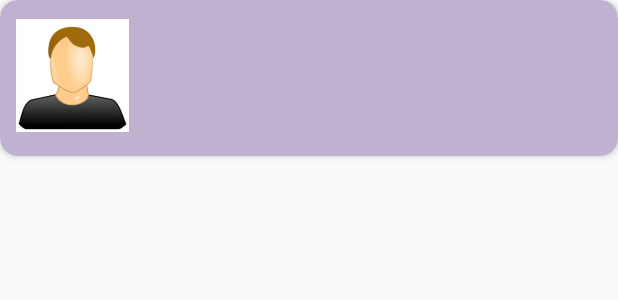
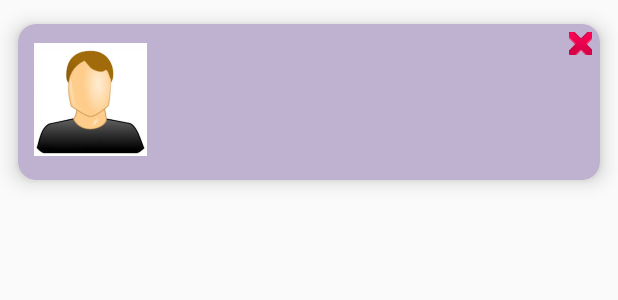
Before and after one commit to david95110/ReservationSimple, an Android app: the layout guest_item_layout.xml on its own in the app's theme, with its tools: preview values and no code run, on a phone screen of 412 x 824 dp. Shown: the top 300 px of the screen. Run offline under Robolectric (Android 15) with nearby library versions, the phone set to English and light mode, and no system bars; Roboto replaces fonts that are not available here.

```diff
--- a/app/src/main/AndroidManifest.xml
+++ b/app/src/main/AndroidManifest.xml
@@ -9,8 +9,8 @@
         android:roundIcon="@mipmap/ic_launcher_round"
         android:supportsRtl="true"
         android:theme="@style/AppTheme">
-        <activity android:name=".view.AddGuestActivity"></activity>
-        <activity android:name=".view.MainActivity">
+        <activity android:name=".view.AddGuestActivity" />
+        <activity android:name=".view.MainActivity"
             android:screenOrientation="portrait">
             <intent-filter>
                 <action android:name="android.intent.action.MAIN" />
--- a/app/src/main/res/layout/activity_main.xml
+++ b/app/src/main/res/layout/activity_main.xml
@@ -53,7 +53,7 @@
         android:layout_height="@dimen/dimen_2dp"
         android:background="@color/colorBlack"
         android:layout_marginBottom="@dimen/dimen_16dp"
-        android:layout_marginTop="@dimen/dimen_8dp"
+        android:layout_marginTop="@dimen/dimen_16dp"
         app:layout_constraintBottom_toTopOf="@id/add_guest_button" />
 
     <Button
--- a/app/src/main/res/layout/guest_item_layout.xml
+++ b/app/src/main/res/layout/guest_item_layout.xml
@@ -5,10 +5,10 @@
     android:id="@+id/card_itemview"
     android:layout_width="match_parent"
     android:layout_height="wrap_content"
-    android:layout_marginBottom="2dp"
     app:cardBackgroundColor="@color/colorPrimary"
     app:cardCornerRadius="@dimen/dimen_12dp"
-    app:cardElevation="@dimen/dimen_3dp">
+    app:cardElevation="@dimen/dimen_8dp"
+    app:cardUseCompatPadding="true">
 
     <androidx.constraintlayout.widget.ConstraintLayout
         android:layout_width="match_parent"
@@ -41,7 +41,7 @@
             android:layout_alignParentTop="true"
             android:layout_marginStart="@dimen/dimen_16dp"
             android:layout_marginEnd="@dimen/dimen_16dp"
-            app:layout_constraintEnd_toEndOf="parent"
+            app:layout_constraintEnd_toStartOf="@id/delete_imageButton"
             app:layout_constraintStart_toEndOf="@+id/card_image"
             app:layout_constraintTop_toTopOf="parent" />
 
@@ -52,9 +52,8 @@
             android:layout_height="wrap_content"
             android:layout_marginStart="@dimen/dimen_16dp"
             android:layout_marginTop="@dimen/dimen_8dp"
-            android:layout_marginEnd="@dimen/dimen_16dp"
             app:layout_constraintBottom_toBottomOf="parent"
-            app:layout_constraintEnd_toEndOf="parent"
+            app:layout_constraintEnd_toEndOf="@+id/name_textview"
             app:layout_constraintStart_toEndOf="@+id/card_image"
             app:layout_constraintTop_toBottomOf="@id/name_textview"
             app:layout_constraintVertical_bias="0.16000003" />
@@ -67,11 +66,18 @@
             android:layout_below="@id/card_image"
             android:layout_marginStart="@dimen/dimen_16dp"
             android:layout_marginTop="@dimen/dimen_8dp"
-            android:layout_marginEnd="@dimen/dimen_16dp"
             app:layout_constraintBottom_toBottomOf="parent"
-            app:layout_constraintEnd_toEndOf="parent"
+            app:layout_constraintEnd_toEndOf="@+id/date_textview"
             app:layout_constraintStart_toEndOf="@+id/card_image"
             app:layout_constraintTop_toBottomOf="@id/date_textview" />
 
+        <ImageButton
+            android:id="@+id/delete_imageButton"
+            android:layout_width="15dp"
+            android:layout_height="15dp"
+            app:layout_constraintEnd_toEndOf="parent"
+            app:layout_constraintTop_toTopOf="parent"
+            app:srcCompat="@android:drawable/ic_delete" />
+
     </androidx.constraintlayout.widget.ConstraintLayout>
 </androidx.cardview.widget.CardView>
--- a/app/src/main/res/values/strings.xml
+++ b/app/src/main/res/values/strings.xml
@@ -10,4 +10,5 @@
     <string name="date_edittext">Check-In Date</string>
     <string name="room_text">Room Number</string>
     <string name="save_button">Save</string>
+    <string name="delete_button">Delete</string>
 </resources>
```
Also changed, not shown: app/src/main/java/com/bb/reservationapp/adapter/GuestAdapter.java (+13 -1 lines), app/src/main/java/com/bb/reservationapp/model/Guest.java (+18 -1 lines), app/src/main/java/com/bb/reservationapp/view/AddGuestActivity.java (+13 -20 lines), app/src/main/java/com/bb/reservationapp/view/MainActivity.java (+64 -83 lines).
